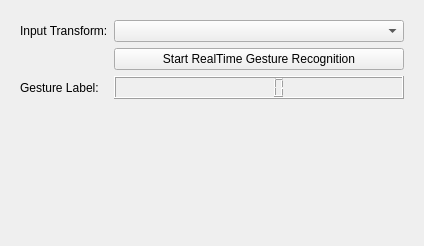
Qt form SlicerGestureRecognition/GestureRecognition/Resources/UI/qSlicerGestureRecognitionModuleWidget.ui (dallen-28/SlicerGestureRecognition) before a commit.
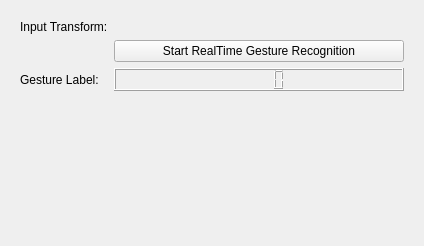
The same form after that commit. Custom widgets are drawn as their Qt base class.

Commit message: Started converting python module to c++

What changed in the file:
```diff
--- a/SlicerGestureRecognition/GestureRecognition/Resources/UI/qSlicerGestureRecognitionModuleWidget.ui
+++ b/SlicerGestureRecognition/GestureRecognition/Resources/UI/qSlicerGestureRecognitionModuleWidget.ui
@@ -29,9 +29,6 @@
           </property>
          </widget>
         </item>
-        <item row="0" column="1">
-         <widget class="QComboBox" name="comboBox"/>
-        </item>
         <item row="1" column="1">
          <widget class="QPushButton" name="pushButton">
           <property name="text">
@@ -49,6 +46,9 @@
         <item row="2" column="1">
          <widget class="QLCDNumber" name="lcdNumber"/>
         </item>
+        <item row="0" column="1">
+         <widget class="qMRMLNodeComboBox" name="transformDropDown" native="true"/>
+        </item>
        </layout>
       </item>
      </layout>
@@ -70,6 +70,12 @@
   </layout>
  </widget>
  <customwidgets>
+  <customwidget>
+   <class>qMRMLNodeComboBox</class>
+   <extends>QWidget</extends>
+   <header location="global">qMRMLNodeComboBox.h</header>
+   <container>1</container>
+  </customwidget>
   <customwidget>
    <class>qSlicerWidget</class>
    <extends>QWidget</extends>
```
The commit also changes 5 other files.
